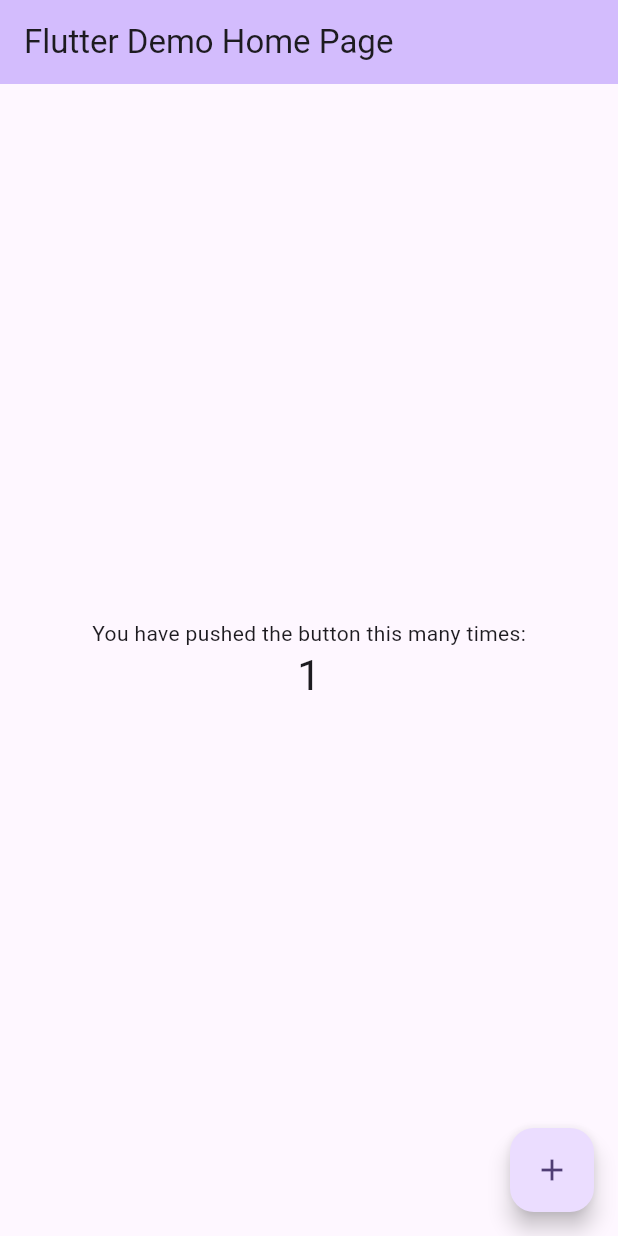
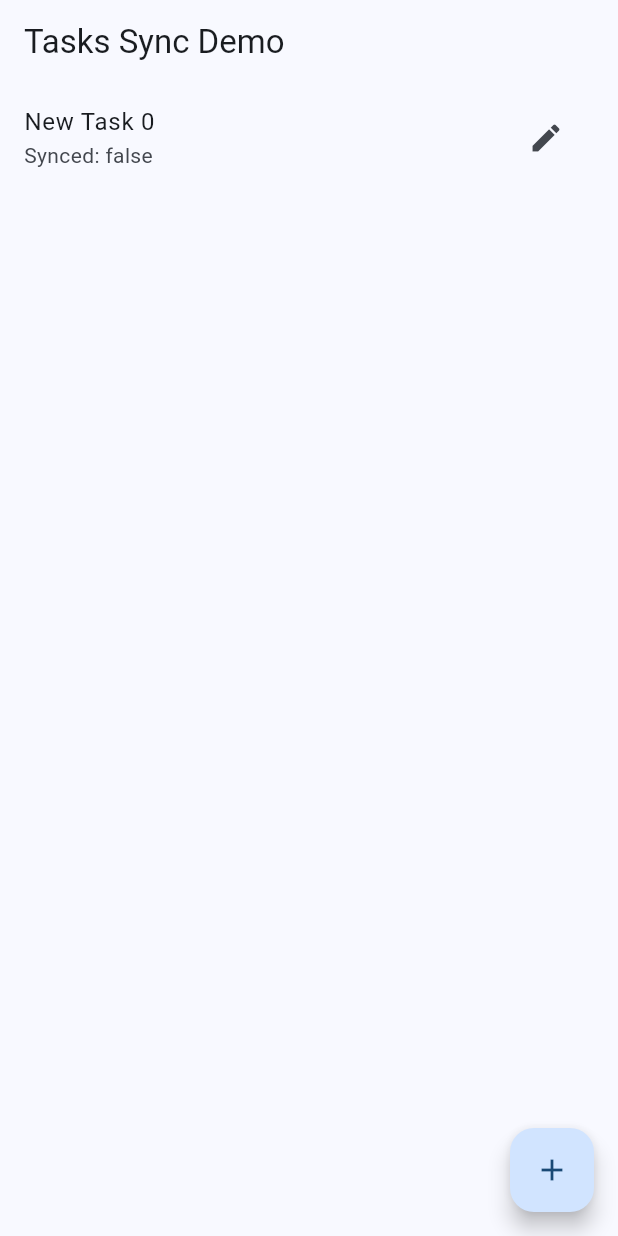
Before and after one commit to Shonu72/InspectSync-Offline-First, a Flutter app: the screen it shows after launch, after a tap on the "add" icon, on a phone screen of 412 x 824 dp. Run offline on Flutter 3.47's test engine with Material 3 defaults, Android fonts, the phone set to English and light mode, and no system bars; our stand-ins replace drift; accounts and stored records are empty; generated files the repository leaves out were written again.

Commit message:
feat: implement local database schema and sync infrastructure for task management

```diff
--- /dev/null
+++ b/inspectsync/lib/core/db/app_database.dart
@@ -0,0 +1,33 @@
+import 'dart:io';
+import 'package:drift/drift.dart';
+import 'package:drift/native.dart';
+import 'package:path_provider/path_provider.dart';
+import 'package:path/path.dart' as p;
+
+import 'tables/tasks_table.dart';
+import 'tables/sync_queue_table.dart';
+import 'tables/conflicts_table.dart';
+
+// This is generated by drift.
+part 'app_database.g.dart';
+
+@DriftDatabase(tables: [Tasks, SyncQueue, Conflicts])
+class AppDatabase extends _$AppDatabase {
+  // We tell the database where to store the data with this constructor
+  AppDatabase() : super(_openConnection());
+
+  // You should bump this number whenever you change or add a table definition.
+  @override
+  int get schemaVersion => 1;
+}
+
+LazyDatabase _openConnection() {
+  // The LazyDatabase util lets us find the right location for the file async.
+  return LazyDatabase(() async {
+    // Put the database file, called db.sqlite here, into the documents folder
+    // for your app.
+    final dbFolder = await getApplicationDocumentsDirectory();
+    final file = File(p.join(dbFolder.path, 'db.sqlite'));
+    return NativeDatabase.createInBackground(file);
+  });
+}
--- /dev/null
+++ b/inspectsync/lib/core/db/tables/conflicts_table.dart
@@ -0,0 +1,15 @@
+import 'package:drift/drift.dart';
+
+class Conflicts extends Table {
+  IntColumn get id => integer().autoIncrement()();
+
+  TextColumn get entityId => text()();
+
+  TextColumn get localData => text()();   // JSON
+  TextColumn get serverData => text()();  // JSON
+
+  TextColumn get status =>
+      text().withDefault(const Constant('unresolved'))();
+
+  DateTimeColumn get createdAt => dateTime()();
+}
--- /dev/null
+++ b/inspectsync/lib/core/db/tables/sync_queue_table.dart
@@ -0,0 +1,20 @@
+import 'package:drift/drift.dart';
+
+class SyncQueue extends Table {
+  IntColumn get id => integer().autoIncrement()();
+
+  TextColumn get entityId => text()(); // taskId
+  TextColumn get entityType => text()(); // "task"
+
+  TextColumn get action => text()(); // create, update, delete
+
+  TextColumn get payload => text()(); // JSON string
+
+  TextColumn get status => text()
+      .withDefault(const Constant('pending'))(); // pending, syncing, failed
+
+  IntColumn get retryCount =>
+      integer().withDefault(const Constant(0))();
+
+  DateTimeColumn get createdAt => dateTime()();
+}
--- /dev/null
+++ b/inspectsync/lib/core/db/tables/tasks_table.dart
@@ -0,0 +1,21 @@
+import 'package:drift/drift.dart';
+
+class Tasks extends Table {
+  TextColumn get id => text()(); // UUID
+  TextColumn get title => text()();
+  TextColumn get description => text().nullable()();
+
+  RealColumn get lat => real().nullable()();
+  RealColumn get lng => real().nullable()();
+
+  TextColumn get status => text()(); // pending, completed
+  IntColumn get version => integer().withDefault(const Constant(1))();
+
+  BoolColumn get isSynced => boolean().withDefault(const Constant(false))();
+
+  DateTimeColumn get updatedAt => dateTime()();
+  DateTimeColumn get createdAt => dateTime()();
+
+  @override
+  Set<Column> get primaryKey => {id};
+}
--- /dev/null
+++ b/inspectsync/lib/features/sync/conflict_resolver.dart
@@ -0,0 +1,29 @@
+import 'dart:convert';
+import 'package:drift/drift.dart';
+import '../../../core/db/app_database.dart';
+
+class ConflictResolver {
+  final AppDatabase _db;
+
+  ConflictResolver(this._db);
+
+  Future<bool> detectAndHandleConflict(String entityId, Map<String, dynamic> localPayload, Map<String, dynamic> serverPayload) async {
+    // Basic logic: if versions differ or server is newer, handle conflict
+    // For now we assume a conflict is found:
+    final conflictExists = false; // Stub
+
+    if (conflictExists) {
+      final localJson = jsonEncode(localPayload);
+      final serverJson = jsonEncode(serverPayload);
+
+      await _db.into(_db.conflicts).insert(ConflictsCompanion.insert(
+        entityId: entityId,
+        localData: localJson,
+        serverData: serverJson,
+        createdAt: DateTime.now(),
+      ));
+      return true;
+    }
+    return false;
+  }
+}
--- /dev/null
+++ b/inspectsync/lib/features/sync/sync_queue_manager.dart
@@ -0,0 +1,34 @@
+import 'dart:convert';
+import 'package:drift/drift.dart' as drift;
+import '../../../core/db/app_database.dart';
+
+class SyncQueueManager {
+  final AppDatabase _db;
+
+  SyncQueueManager(this._db);
+
+  Future<List<SyncQueueData>> getPendingQueue() async {
+    return (_db.select(_db.syncQueue)
+          ..where((q) => q.status.equals('pending') | q.status.equals('failed'))
+          // Prevent hitting things too fast if they keep failing, logic can be added here
+          ..orderBy([(q) => drift.OrderingTerm(expression: q.createdAt)]))
+        .get();
+  }
+
+  Future<void> markQueueSyncing(int id) async {
+    await (_db.update(_db.syncQueue)..where((q) => q.id.equals(id)))
+        .write(const SyncQueueCompanion(status: drift.Value('syncing')));
+  }
+
+  Future<void> markQueueCompleted(int id) async {
+    await (_db.delete(_db.syncQueue)..where((q) => q.id.equals(id))).go();
+  }
+
+  Future<void> markQueueFailed(int id, int currentRetries) async {
+    await (_db.update(_db.syncQueue)..where((q) => q.id.equals(id)))
+        .write(SyncQueueCompanion(
+          status: const drift.Value('failed'),
+          retryCount: drift.Value(currentRetries + 1),
+        ));
+  }
+}
--- /dev/null
+++ b/inspectsync/lib/features/sync/sync_service.dart
@@ -0,0 +1,76 @@
+import 'dart:async';
+import 'dart:convert';
+import 'package:flutter/foundation.dart';
+import '../../features/tasks/data/task_remote_datasource.dart';
+import '../../features/tasks/data/task_local_datasource.dart';
+import '../../../core/db/app_database.dart';
+import 'sync_queue_manager.dart';
+import 'conflict_resolver.dart';
+
+class SyncService {
+  final SyncQueueManager queueManager;
+  final TaskRemoteDataSource remote;
+  final TaskLocalDataSource local;
+  final ConflictResolver conflictResolver;
+
+  bool _isSyncing = false;
+
+  SyncService({
+    required this.queueManager,
+    required this.remote,
+    required this.local,
+    required this.conflictResolver,
+  });
+
+  /// Triggered whenever a user makes a change or background worker wakes up
+  void triggerImmediateSync() {
+    if (_isSyncing) return;
+    _runSyncRoutine();
+  }
+
+  Future<void> _runSyncRoutine() async {
+    _isSyncing = true;
+    try {
+      final queueItems = await queueManager.getPendingQueue();
+
+      for (final item in queueItems) {
+        await queueManager.markQueueSyncing(item.id);
+
+        try {
+          if (item.entityType == 'task') {
+            if (item.action == 'update') {
+               await remote.syncTaskUpdateToServer(item.payload);
+            } else if (item.action == 'create') {
+               await remote.syncTaskCreateToServer(item.payload);
+            }
+
+            // Server update successful!
+            // Fetch latest data safely to prevent overriding unseen changes
+            final serverData = await remote.fetchLatestServerTaskData(item.entityId);
+
+            // Assuming no conflict for simplicity of the flow demo
+            final bool hasConflict = await conflictResolver.detectAndHandleConflict(
+              item.entityId,
+              jsonDecode(item.payload),
+              serverData
+            );
+
+            if (!hasConflict) {
+              await queueManager.markQueueCompleted(item.id);
+              await local.markTaskSynced(item.entityId);
+            } else {
+              // Wait for user to resolve conflict
+              // Keep queue item or move to failed depending on architecture
+               await queueManager.markQueueFailed(item.id, item.retryCount);
+            }
+          }
+        } catch (e) {
+          debugPrint('Sync failed for item ${item.id}: $e');
+          await queueManager.markQueueFailed(item.id, item.retryCount);
+        }
+      }
+    } finally {
+      _isSyncing = false;
+    }
+  }
+}
--- /dev/null
+++ b/inspectsync/lib/features/tasks/data/task_local_datasource.dart
@@ -0,0 +1,59 @@
+import 'dart:convert';
+import 'package:drift/drift.dart';
+import '../../../core/db/app_database.dart';
+
+class TaskLocalDataSource {
+  final AppDatabase _db;
+
+  TaskLocalDataSource(this._db);
+
+  Stream<List<Task>> watchTasks() {
+    return _db.select(_db.tasks).watch();
+  }
+
+  Future<void> updateTaskLocally(Task task) async {
+    await _db.transaction(() async {
+      // 1. Update local DB
+      await _db.update(_db.tasks).replace(task.copyWith(updatedAt: DateTime.now()));
+
+      // 2. Add to Sync Queue
+      final payload = jsonEncode({
+        'id': task.id,
+        'title': task.title,
+        'description': task.description,
+        'status': task.status,
+        'isSynced': task.isSynced,
+        // serialize other properties...
+      });
+
+      await _db.into(_db.syncQueue).insert(SyncQueueCompanion.insert(
+            entityId: task.id,
+            entityType: 'task',
+            action: 'update',
+            payload: payload,
+            createdAt: DateTime.now(),
+          ));
+    });
+  }
+
+  Future<void> insertTaskLocally(Task task) async {
+    await _db.transaction(() async {
+      await _db.into(_db.tasks).insert(task);
+
+      final payload = jsonEncode({'id': task.id}); // full payload
+      await _db.into(_db.syncQueue).insert(SyncQueueCompanion.insert(
+            entityId: task.id,
+            entityType: 'task',
+            action: 'create',
+            payload: payload,
+            createdAt: DateTime.now(),
+          ));
+    });
+  }
+
+  // Update specific task state post-sync
+  Future<void> markTaskSynced(String taskId) async {
+    await (_db.update(_db.tasks)..where((t) => t.id.equals(taskId)))
+        .write(const TasksCompanion(isSynced: Value(true)));
+  }
+}
--- /dev/null
+++ b/inspectsync/lib/features/tasks/data/task_remote_datasource.dart
@@ -0,0 +1,18 @@
+// Stub implementation representing the backend server or API client
+class TaskRemoteDataSource {
+  Future<void> syncTaskUpdateToServer(String payload) async {
+    // API call logic here.
+    // E.g., await api.post('/tasks/update', data: payload);
+    await Future.delayed(const Duration(milliseconds: 500));
+  }
+
+  Future<void> syncTaskCreateToServer(String payload) async {
+    // API call logic here.
+    await Future.delayed(const Duration(milliseconds: 500));
+  }
+
+  Future<dynamic> fetchLatestServerTaskData(String taskId) async {
+    // Return latest JSON from server representation
+    return {};
+  }
+}
--- /dev/null
+++ b/inspectsync/lib/features/tasks/data/task_repository.dart
@@ -0,0 +1,34 @@
+import 'package:flutter/foundation.dart';
+import '../../sync/sync_service.dart';
+import 'task_local_datasource.dart';
+import 'task_remote_datasource.dart';
+import '../../../core/db/app_database.dart';
+
+class TaskRepository {
+  final TaskLocalDataSource local;
+  final TaskRemoteDataSource remote;
+  final SyncService syncService;
+
+  TaskRepository({
+    required this.local,
+    required this.remote,
+    required this.syncService,
+  });
+
+  Stream<List<Task>> watchTasks() {
+    return local.watchTasks(); // powers the "UI Auto Refresh"
+  }
+
+  Future<void> updateTask(Task task) async {
+    // User Action -> Local DB update -> Add to Sync Queue
+    await local.updateTaskLocally(task);
+
+    // Trigger background sync immediately or rely on intermittent sync runner
+    syncService.triggerImmediateSync();
+  }
+
+  Future<void> createTask(Task task) async {
+    await local.insertTaskLocally(task);
+    syncService.triggerImmediateSync();
+  }
+}
--- a/inspectsync/lib/main.dart
+++ b/inspectsync/lib/main.dart
@@ -1,120 +1,115 @@
 import 'package:flutter/material.dart';
+import 'package:uuid/uuid.dart';
+
+import 'core/db/app_database.dart';
+import 'features/sync/conflict_resolver.dart';
+import 'features/sync/sync_queue_manager.dart';
+import 'features/sync/sync_service.dart';
+import 'features/tasks/data/task_local_datasource.dart';
+import 'features/tasks/data/task_remote_datasource.dart';
+import 'features/tasks/data/task_repository.dart';
 
 void main() {
-  runApp(const MyApp());
+  WidgetsFlutterBinding.ensureInitialized();
+
+  // 1. Core Services Initialization
+  final db = AppDatabase();
+  final localTaskDs = TaskLocalDataSource(db);
+  final remoteTaskDs = TaskRemoteDataSource();
+
+  final queueManager = SyncQueueManager(db);
+  final conflictResolver = ConflictResolver(db);
+
+  final syncService = SyncService(
+    queueManager: queueManager,
+    remote: remoteTaskDs,
+    local: localTaskDs,
+    conflictResolver: conflictResolver,
+  );
+
+  final taskRepository = TaskRepository(
+    local: localTaskDs,
+    remote: remoteTaskDs,
+    syncService: syncService,
+  );
+
+  runApp(MyApp(taskRepository: taskRepository));
 }
 
 class MyApp extends StatelessWidget {
-  const MyApp({super.key});
+  final TaskRepository taskRepository;
 
-  // This widget is the root of your application.
+  const MyApp({super.key, required this.taskRepository});
+
   @override
   Widget build(BuildContext context) {
     return MaterialApp(
-      title: 'Flutter Demo',
+      title: 'InspectSync Offline architecture demo',
       theme: ThemeData(
-        // This is the theme of your application.
-        //
-        // TRY THIS: Try running your application with "flutter run". You'll see
-        // the application has a purple toolbar. Then, without quitting the app,
-        // try changing the seedColor in the colorScheme below to Colors.green
-        // and then invoke "hot reload" (save your changes or press the "hot
-        // reload" button in a Flutter-supported IDE, or press "r" if you used
-        // the command line to start the app).
-        //
-        // Notice that the counter didn't reset back to zero; the application
-        // state is not lost during the reload. To reset the state, use hot
-        // restart instead.
-        //
-        // This works for code too, not just values: Most code changes can be
-        // tested with just a hot reload.
-        colorScheme: .fromSeed(seedColor: Colors.deepPurple),
+        colorScheme: ColorScheme.fromSeed(seedColor: Colors.blue),
+        useMaterial3: true,
       ),
-      home: const MyHomePage(title: 'Flutter Demo Home Page'),
+      home: TasksScreen(repository: taskRepository),
     );
   }
 }
 
-class MyHomePage extends StatefulWidget {
-  const MyHomePage({super.key, required this.title});
+class TasksScreen extends StatelessWidget {
+  final TaskRepository repository;
 
-  // This widget is the home page of your application. It is stateful, meaning
-  // that it has a State object (defined below) that contains fields that affect
-  // how it looks.
-
-  // This class is the configuration for the state. It holds the values (in this
-  // case the title) provided by the parent (in this case the App widget) and
-  // used by the build method of the State. Fields in a Widget subclass are
-  // always marked "final".
-
-  final String title;
-
-  @override
-  State<MyHomePage> createState() => _MyHomePageState();
-}
-
-class _MyHomePageState extends State<MyHomePage> {
-  int _counter = 0;
-
-  void _incrementCounter() {
-    setState(() {
-      // This call to setState tells the Flutter framework that something has
-      // changed in this State, which causes it to rerun the build method below
-      // so that the display can reflect the updated values. If we changed
-      // _counter without calling setState(), then the build method would not be
-      // called again, and so nothing would appear to happen.
-      _counter++;
-    });
-  }
+  const TasksScreen({super.key, required this.repository});
 
   @override
   Widget build(BuildContext context) {
-    // This method is rerun every time setState is called, for instance as done
-    // by the _incrementCounter method above.
-    //
-    // The Flutter framework has been optimized to make rerunning build methods
-    // fast, so that you can just rebuild anything that needs updating rather
-    // than having to individually change instances of widgets.
     return Scaffold(
-      appBar: AppBar(
-        // TRY THIS: Try changing the color here to a specific color (to
-        // Colors.amber, perhaps?) and trigger a hot reload to see the AppBar
-        // change color while the other colors stay the same.
-        backgroundColor: Theme.of(context).colorScheme.inversePrimary,
-        // Here we take the value from the MyHomePage object that was created by
-        // the App.build method, and use it to set our appbar title.
-        title: Text(widget.title),
-      ),
-      body: Center(
-        // Center is a layout widget. It takes a single child and positions it
-        // in the middle of the parent.
-        child: Column(
-          // Column is also a layout widget. It takes a list of children and
-          // arranges them vertically. By default, it sizes itself to fit its
-          // children horizontally, and tries to be as tall as its parent.
-          //
-          // Column has various properties to control how it sizes itself and
-          // how it positions its children. Here we use mainAxisAlignment to
-          // center the children vertically; the main axis here is the vertical
-          // axis because Columns are vertical (the cross axis would be
-          // horizontal).
-          //
-          // TRY THIS: Invoke "debug painting" (choose the "Toggle Debug Paint"
-          // action in the IDE, or press "p" in the console), to see the
-          // wireframe for each widget.
-          mainAxisAlignment: .center,
-          children: [
-            const Text('You have pushed the button this many times:'),
-            Text(
-              '$_counter',
-              style: Theme.of(context).textTheme.headlineMedium,
-            ),
-          ],
-        ),
+      appBar: AppBar(title: const Text('Tasks Sync Demo')),
+      body: StreamBuilder<List<Task>>(
+        stream: repository.watchTasks(),
+        builder: (context, snapshot) {
+          if (snapshot.connectionState == ConnectionState.waiting) {
+            return const Center(child: CircularProgressIndicator());
+          }
+
+          final tasks = snapshot.data ?? [];
+
+          if (tasks.isEmpty) {
+            return const Center(child: Text("No tasks. Press + to add."));
+          }
+
+          return ListView.builder(
+            itemCount: tasks.length,
+            itemBuilder: (context, index) {
+              final task = tasks[index];
+              return ListTile(
+                title: Text(task.title),
+                subtitle: Text("Synced: ${task.isSynced}"),
+                trailing: IconButton(
+                  icon: const Icon(Icons.edit),
+                  onPressed: () {
+                    final updatedTask = task.copyWith(
+                      title: "${task.title} (edited)",
+                    );
+                    repository.updateTask(updatedTask);
+                  },
+                ),
+              );
+            },
+          );
+        },
       ),
       floatingActionButton: FloatingActionButton(
-        onPressed: _incrementCounter,
-        tooltip: 'Increment',
+        onPressed: () {
+          final newTask = Task(
+            id: const Uuid().v4(),
+            title: 'New Task ${DateTime.now().second}',
+            status: 'pending',
+            version: 1,
+            isSynced: false,
+            updatedAt: DateTime.now(),
+            createdAt: DateTime.now(),
+          );
+          repository.createTask(newTask);
+        },
         child: const Icon(Icons.add),
       ),
     );
```
Also changed, not shown: inspectsync/pubspec.yaml (+7 -0 lines), inspectsync/lib/core/db/app_database.g.dart (added), inspectsync/pubspec.lock, 10 other files.
